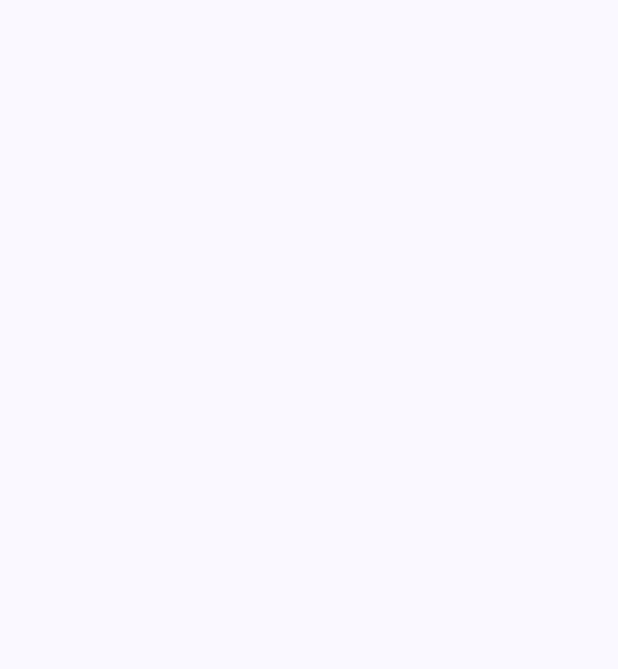
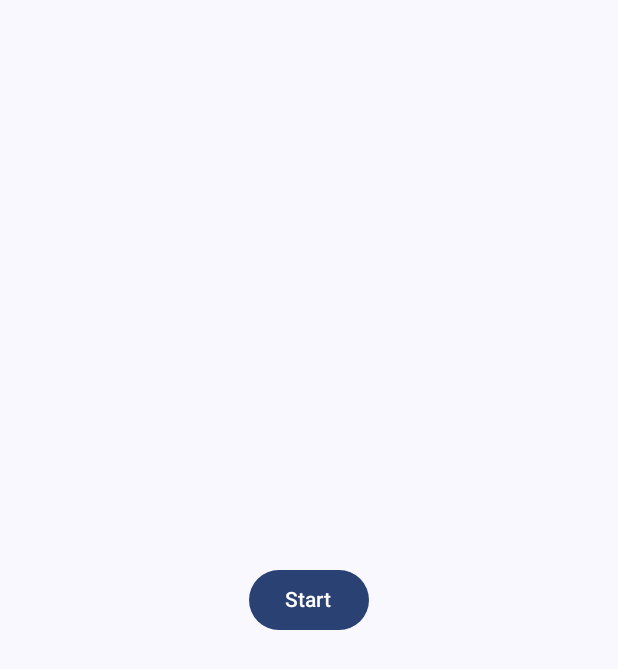
Before and after one commit to lquesadacruz/Nanit_HappyBirthday, an Android app built with Jetpack Compose: the birthday_card screen opened through its navigation route, on a phone screen of 412 x 824 dp. Before the commit the part shown is empty. Shown: the top 669 px of the screen. Run offline under Robolectric (Android 15) with nearby library versions, the light colour scheme and no system bars.

Commit message:
Send message to receive data

```diff
--- a/app/src/main/java/com/example/nanit_hb/features/showCard/ui/BirthdayCardScreen.kt
+++ b/app/src/main/java/com/example/nanit_hb/features/showCard/ui/BirthdayCardScreen.kt
@@ -1,8 +1,11 @@
 package com.example.nanit_hb.features.showCard.ui
 
+import androidx.compose.foundation.layout.Arrangement
 import androidx.compose.foundation.layout.Box
+import androidx.compose.foundation.layout.Column
 import androidx.compose.foundation.layout.fillMaxSize
 import androidx.compose.foundation.layout.padding
+import androidx.compose.material3.Button
 import androidx.compose.material3.Scaffold
 import androidx.compose.material3.Text
 import androidx.compose.runtime.Composable
@@ -22,7 +25,14 @@ fun BirthdayCardScreenRoot(viewModel: BirthdayCardViewModel = koinViewModel()) {
 private fun BirthdayCardScreen(state: BirthdayCardState, onAction: (BirthdayCardAction) -> Unit) {
   Scaffold(modifier = Modifier.fillMaxSize()) { innerPadding ->
     Box(Modifier.padding(innerPadding).fillMaxSize(), contentAlignment = Alignment.Center) {
-      Text(state.message)
+      Column(
+          horizontalAlignment = Alignment.CenterHorizontally,
+          verticalArrangement = Arrangement.Center) {
+            Button(onClick = { onAction(BirthdayCardAction.SendMessage("HappyBirthday")) }) {
+              Text("Start")
+            }
+            Text(state.message)
+          }
     }
   }
 }
```
